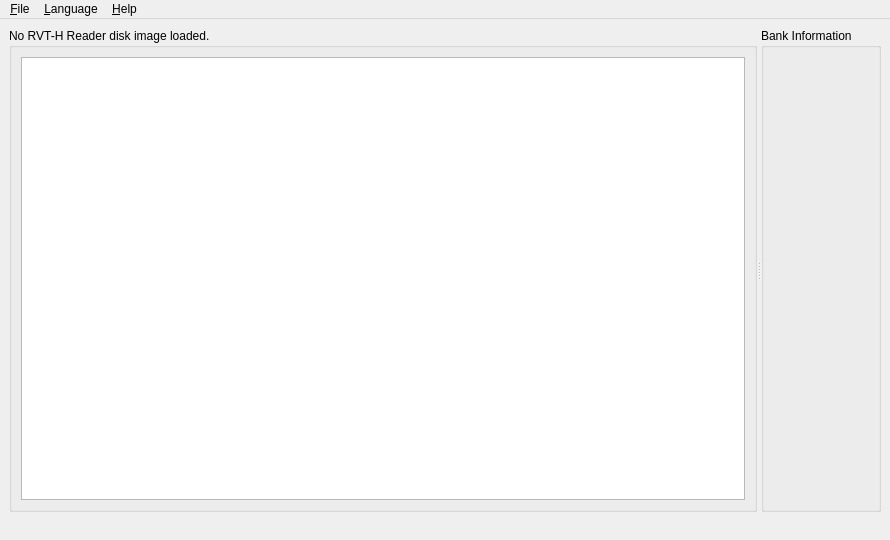
Above: src/qrvthtool/windows/QRvtHToolWindow.ui from GerbilSoft/rvthtool before the change. Below: the same form after it.
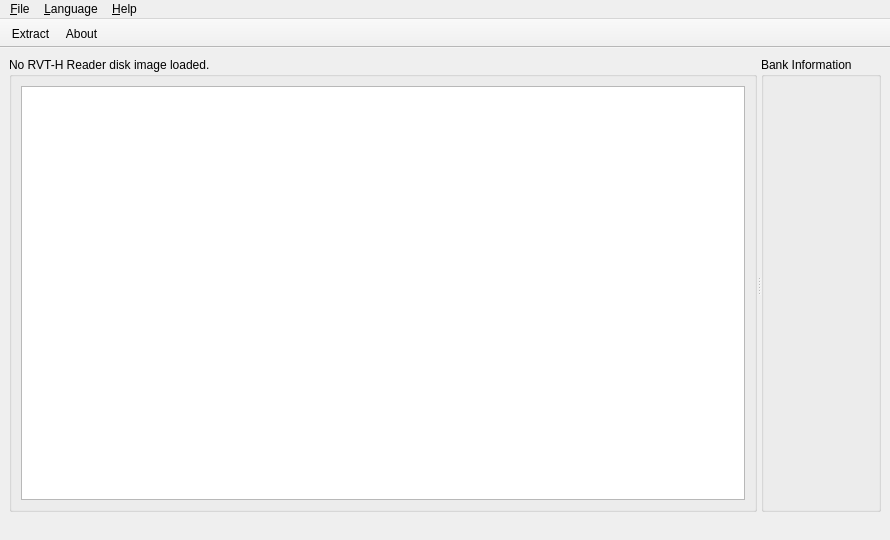
That is the form after the change. Icons and pictures are not drawn. Custom widgets are drawn as their Qt base class.

Commit message:
[qrvthtool] QRvtHToolWindow: Added an "Extract" button.
Currently using the "document-export" icon.

Copied most of the toolbar handling code from mcrecover.

Diff of the .ui file:
```diff
--- a/src/qrvthtool/windows/QRvtHToolWindow.ui
+++ b/src/qrvthtool/windows/QRvtHToolWindow.ui
@@ -128,6 +128,25 @@
     <bool>false</bool>
    </property>
   </widget>
+  <widget class="QToolBar" name="toolBar">
+   <property name="windowTitle">
+    <string>toolBar</string>
+   </property>
+   <property name="movable">
+    <bool>false</bool>
+   </property>
+   <property name="floatable">
+    <bool>false</bool>
+   </property>
+   <attribute name="toolBarArea">
+    <enum>TopToolBarArea</enum>
+   </attribute>
+   <attribute name="toolBarBreak">
+    <bool>false</bool>
+   </attribute>
+   <addaction name="actionExtract"/>
+   <addaction name="actionAbout"/>
+  </widget>
   <action name="actionOpenDiskImage">
    <property name="icon">
     <iconset theme="document-open"/>
@@ -195,6 +214,17 @@
     <string>Ctrl+H</string>
    </property>
   </action>
+  <action name="actionExtract">
+   <property name="icon">
+    <iconset theme="document-export"/>
+   </property>
+   <property name="text">
+    <string>E&amp;xtract...</string>
+   </property>
+   <property name="toolTip">
+    <string>Extract the selected disc image.</string>
+   </property>
+  </action>
  </widget>
  <customwidgets>
   <customwidget>
```
Left out of the diff: 10 changed lines with no effect on the pictures. The commit also changes 1 other file.
